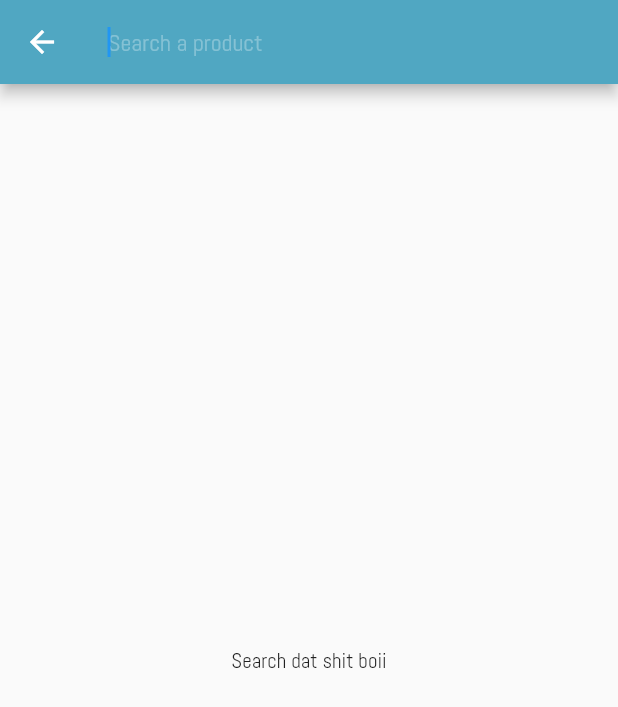
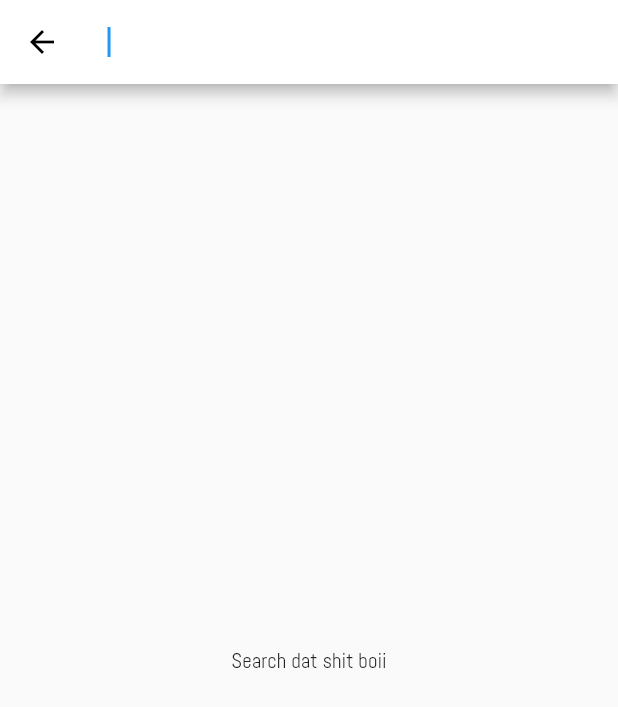
Before and after one commit to abel-vs/shapp, a Flutter app: the HomePage screen opened by its route, after a tap on "Search a product", on a phone screen of 412 x 824 dp. Shown: the top 707 px of the screen. Run offline on Flutter 3.47's test engine with Material 2 defaults, Android fonts, the phone set to English and light mode, and no system bars; our stand-ins replace google_maps_flutter, location, share.

Commit message:
Added Navbar Tabs and changed appBarTheme

```diff
--- a/assets/lang/nl.json
+++ b/assets/lang/nl.json
@@ -1,6 +1,10 @@
 {
   "home": "Home",
+  "products": "Producten",
+  "shops": "Winkels",
+  "map": "Kaart",
   "list": "Lijst",
   "more": "Meer",
-  "search_product": "Zoek een product"
+  "search_product": "Zoek een product",
+  "search_shop": "Zoek een winkel"
 }
--- a/lib/screens/home_page.dart
+++ b/lib/screens/home_page.dart
@@ -10,25 +10,12 @@
 }
 
 class _HomePageState extends State<HomePage> {
-
   @override
   Widget build(BuildContext context) {
     return Scaffold(
       appBar: AppBar(
         centerTitle: true,
         title: Text("Shapp"),
-        flexibleSpace: Container(
-          decoration: BoxDecoration(
-            gradient: LinearGradient(
-              begin: Alignment.topLeft,
-              end: Alignment.bottomRight,
-              colors: <Color>[
-                Theme.of(context).primaryColor,
-                Theme.of(context).accentColor,
-              ],
-            ),
-          ),
-        ),
       ),
       body: Stack(
         children: <Widget>[
--- a/lib/screens/map_page.dart
+++ b/lib/screens/map_page.dart
@@ -32,6 +32,7 @@
         onMapCreated: _onMapCreated,
       ),
       floatingActionButton: FloatingActionButton(
+        foregroundColor: Colors.white,
           onPressed: _animateToUser,
           child: Icon(Icons.gps_fixed),
       ),
```
Also changed, not shown: lib/main.dart (+17 -4 lines), lib/navigation/app.dart (+6 -2 lines), lib/navigation/bottom_navigation.dart (+11 -3 lines), lib/navigation/tab_navigator.dart (+11 -3 lines), lib/screens/cart_page.dart (deleted, +0 -11 lines), lib/screens/products_page.dart (added, +11 -0 lines), lib/screens/shops_page.dart (+5 -2 lines).
